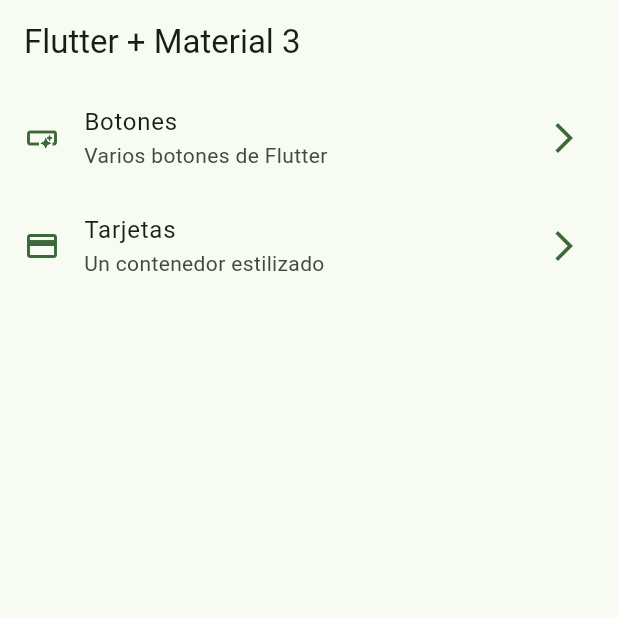
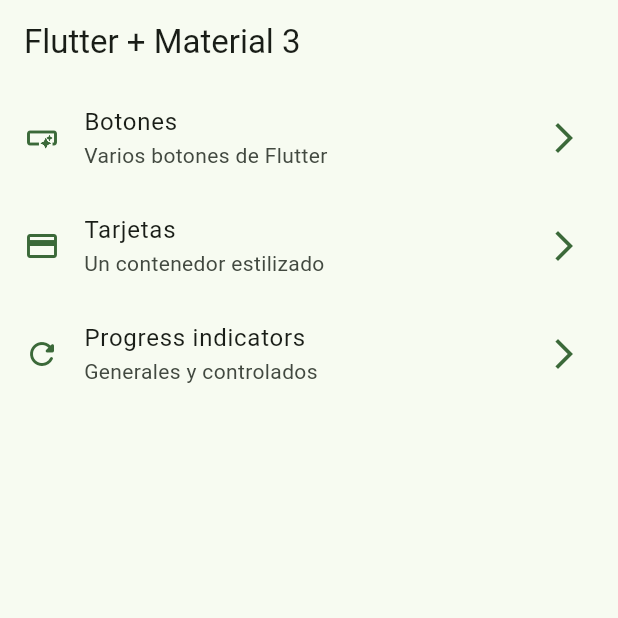
Before and after one commit to juantobon20/widgets_app, a Flutter app: the screen it shows after launch, on a phone screen of 412 x 824 dp, the top half of it. Run offline on Flutter 3.47's test engine with Material 3 defaults, Android fonts, the phone set to English and light mode, and no system bars; our stand-ins replace go_router.

Commit message:
Progress indicator finish

```diff
--- a/lib/config/menu/menu_item.dart
+++ b/lib/config/menu/menu_item.dart
@@ -27,4 +27,10 @@ const appMenuItems = <MenuItem>[
     link: '/cards',
     icon: Icons.credit_card
   ),
+  MenuItem(
+    title: "Progress indicators",
+    subTitle : 'Generales y controlados',
+    link: '/progress',
+    icon: Icons.refresh_rounded
+  ),
 ];
--- a/lib/config/route/app_route.dart
+++ b/lib/config/route/app_route.dart
@@ -1,4 +1,3 @@
-import 'package:flutter/material.dart';
 import 'package:go_router/go_router.dart';
 
 import '../../presentation/screens/screens.dart';
@@ -22,5 +21,10 @@ final appRouter = GoRouter(
       path: '/cards',
       builder: (context, state) => const CardsScreen(),
     ),
+    GoRoute(
+      name: ProgressScreen.name,
+      path: '/progress',
+      builder: (context, state) => const ProgressScreen(),
+    ),
   ],
 );
```
Also changed, not shown: lib/presentation/screens/progress/progress_screen.dart (+69 -1 lines).
